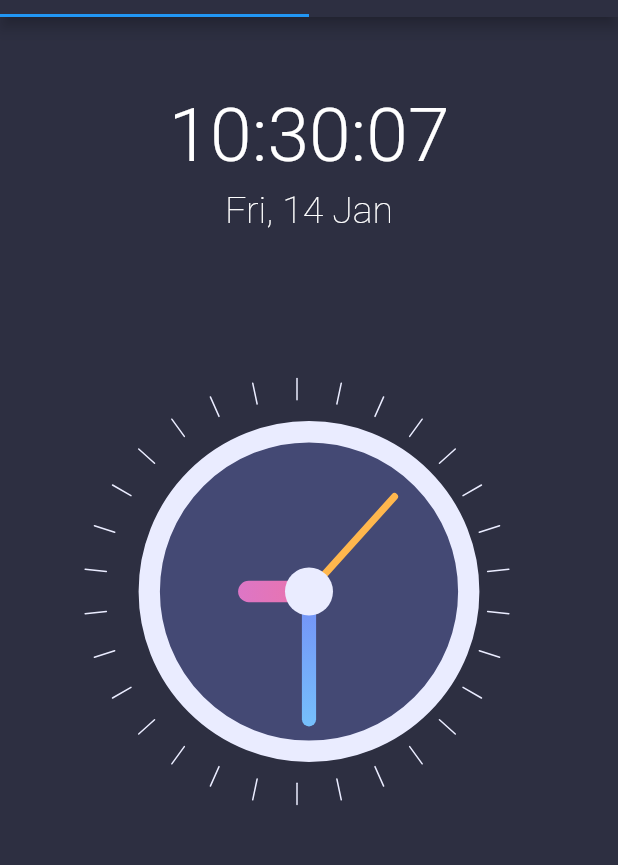
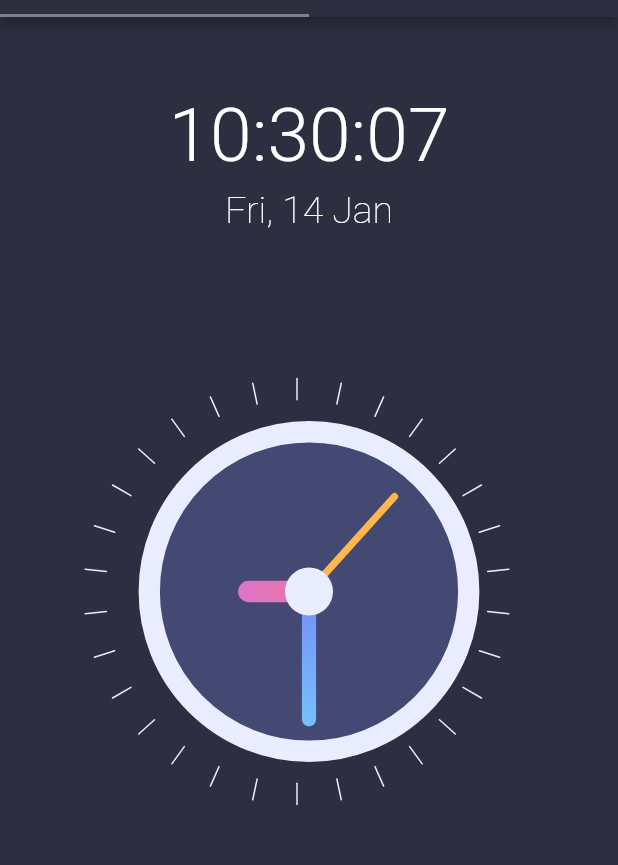
Before and after one commit to SasikaAththanayaka/flutter_alarm_app, a Flutter app: the screen it shows after launch, on a phone screen of 412 x 824 dp, the part 274-1139 px from its top. Run offline on Flutter 3.47's test engine with Material 2 defaults, Android fonts, the phone set to English and light mode, and no system bars.

Commit message:
some color changes

```diff
--- a/lib/screens/home_screen.dart
+++ b/lib/screens/home_screen.dart
@@ -41,6 +41,7 @@ class _HomeScreenState extends State<HomeScreen> {
           ),
           centerTitle: true,
           bottom: TabBar(
+            indicatorColor: Colors.white38,
             unselectedLabelColor: Colors.white54,
             labelPadding: EdgeInsets.only(
               bottom: 10.0,
```
